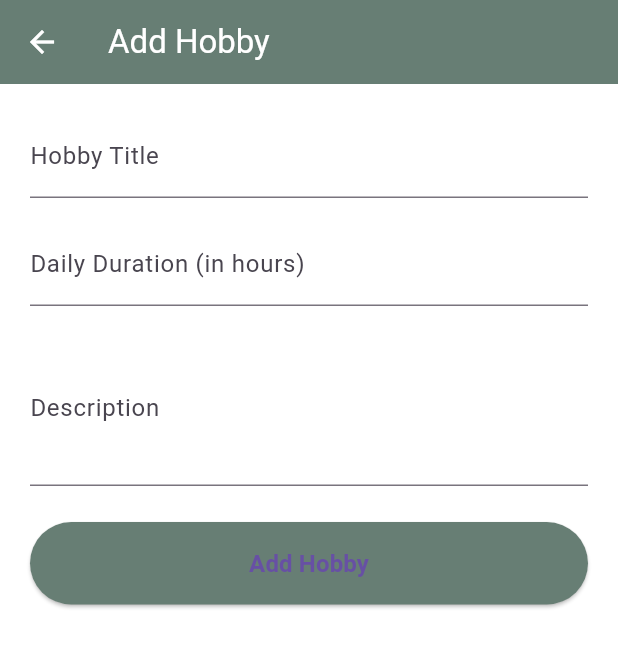
After one commit to whizydan/Renounce, a Flutter app: the AddHobby screen opened directly, on a phone screen of 412 x 824 dp. The commit adds this screen. Shown: the top 647 px of the screen. Run offline on Flutter 3.47's test engine with Material 3 defaults, Android fonts, the light colour scheme and no system bars; our stand-ins replace flutter_local_notifications, shared_preferences, smooth_page_indicator, timezone; accounts and stored records are empty.

Commit message:
added some pages

```diff
--- /dev/null
+++ b/lib/pages/home/add_hobby.dart
@@ -0,0 +1,137 @@
+import 'dart:convert';
+
+import 'package:flutter/material.dart';
+import 'package:shared_preferences/shared_preferences.dart';
+
+class AddHobby extends StatefulWidget {
+  const AddHobby({super.key});
+
+  @override
+  State<AddHobby> createState() => _AddHobbyState();
+}
+
+class _AddHobbyState extends State<AddHobby> {
+  final _formKey = GlobalKey<FormState>();
+  final TextEditingController _titleController = TextEditingController();
+  final TextEditingController _hoursController = TextEditingController();
+  final TextEditingController _descriptionController = TextEditingController();
+
+  List<Map<String, dynamic>> _hobbies = [];
+
+  @override
+  void initState() {
+    super.initState();
+    _loadHobbies();
+  }
+
+  Future<void> _loadHobbies() async {
+    SharedPreferences prefs = await SharedPreferences.getInstance();
+    String? hobbiesJson = prefs.getString('hobby');
+    if (hobbiesJson != null && hobbiesJson.isNotEmpty) {
+      setState(() {
+        _hobbies = List<Map<String, dynamic>>.from(json.decode(hobbiesJson));
+      });
+    }
+  }
+
+  Future<void> _saveHobby() async {
+    if (_formKey.currentState?.validate() ?? false) {
+      final newHobby = {
+        'title': _titleController.text.trim(),
+        'dailyHours': _hoursController.text.trim(),
+        'description': _descriptionController.text.trim(),
+      };
+
+      _hobbies.add(newHobby);
+
+      SharedPreferences prefs = await SharedPreferences.getInstance();
+      await prefs.setString('hobby', json.encode(_hobbies));
+
+      // Clear fields after saving
+      _titleController.clear();
+      _hoursController.clear();
+      _descriptionController.clear();
+
+      ScaffoldMessenger.of(context).showSnackBar(
+        const SnackBar(content: Text('Hobby added successfully')),
+      );
+    }
+  }
+
+  @override
+  Widget build(BuildContext context) {
+    final accent = const Color(0xFF677E74);
+
+    return Scaffold(
+      appBar: AppBar(
+        title: const Text('Add Hobby'),
+        leading: IconButton(
+          icon: const Icon(Icons.arrow_back),
+          onPressed: () => Navigator.pop(context),
+        ),
+        backgroundColor: accent,
+        foregroundColor: Colors.white,
+      ),
+      body: Padding(
+        padding: const EdgeInsets.all(20.0),
+        child: Form(
+          key: _formKey,
+          child: ListView(
+            children: [
+              TextFormField(
+                controller: _titleController,
+                decoration: const InputDecoration(labelText: 'Hobby Title'),
+                validator: (value) =>
+                    value == null || value.trim().isEmpty ? 'Enter a title' : null,
+              ),
+              const SizedBox(height: 16),
+              TextFormField(
+                controller: _hoursController,
+                decoration: const InputDecoration(labelText: 'Daily Duration (in hours)'),
+                keyboardType: TextInputType.number,
+                validator: (value) =>
+                    value == null || value.trim().isEmpty ? 'Enter duration' : null,
+              ),
+              const SizedBox(height: 16),
+              TextFormField(
+                controller: _descriptionController,
+                decoration: const InputDecoration(labelText: 'Description'),
+                maxLines: 3,
+                validator: (value) =>
+                    value == null || value.trim().isEmpty ? 'Enter description' : null,
+              ),
+              const SizedBox(height: 24),
+              ElevatedButton(
+                onPressed: _saveHobby,
+                style: ElevatedButton.styleFrom(
+                  backgroundColor: accent,
+                  padding: const EdgeInsets.symmetric(vertical: 16),
+                ),
+                child: const Text(
+                  'Add Hobby',
+                  style: TextStyle(fontSize: 16, fontWeight: FontWeight.bold),
+                ),
+              ),
+              const SizedBox(height: 24),
+              if (_hobbies.isNotEmpty)
+                Text(
+                  'Saved Hobbies (${_hobbies.length}):',
+                  style: TextStyle(
+                    fontSize: 16,
+                    fontWeight: FontWeight.bold,
+                    color: accent,
+                  ),
+                ),
+              for (var hobby in _hobbies)
+                ListTile(
+                  title: Text(hobby['title']),
+                  subtitle: Text(
+                      '${hobby['dailyHours']} hrs/day - ${hobby['description']}'),
+                )
+            ],
+          ),
+        ),
+      ),
+    );
+  }
+}
--- a/lib/pages/home/home.dart
+++ b/lib/pages/home/home.dart
@@ -1,4 +1,5 @@
 import 'package:flutter/material.dart';
+import 'package:renounce/pages/home/part_home.dart';
 
 class Home extends StatefulWidget {
   const Home({super.key});
@@ -12,7 +13,7 @@ class _HomeState extends State<Home> {
   final Color accent = const Color(0xFF677E74);
 
   final List<Widget> _pages = [
-    Center(child: Text('Home Page')),
+    Center(child: PartHome()),
     Center(child: Text('Notifications')),
     Center(child: Text('Growth Tracking')),
   ];
--- /dev/null
+++ b/lib/utils/navigation.dart
@@ -0,0 +1,4 @@
+// navigation.dart
+import 'package:flutter/material.dart';
+
+final GlobalKey<NavigatorState> navigatorKey = GlobalKey<NavigatorState>();
--- a/pubspec.yaml
+++ b/pubspec.yaml
@@ -36,6 +36,9 @@ dependencies:
   cupertino_icons: ^1.0.8
   shared_preferences: ^2.5.3
   smooth_page_indicator: ^1.2.1
+  flutter_local_notifications: ^17.0.0
+  timezone: ^0.9.2
+  intl: ^0.19.0
 
 dev_dependencies:
   flutter_test:
```
Also changed, not shown: lib/main.dart (+7 -0 lines), lib/pages/daily_log/daily.dart (added, +86 -0 lines), lib/pages/home/add_habit.dart (added, +116 -0 lines), lib/pages/home/part_home.dart (added, +133 -0 lines), lib/utils/notification.dart (added, +47 -0 lines), pubspec.lock, 1 other file.
